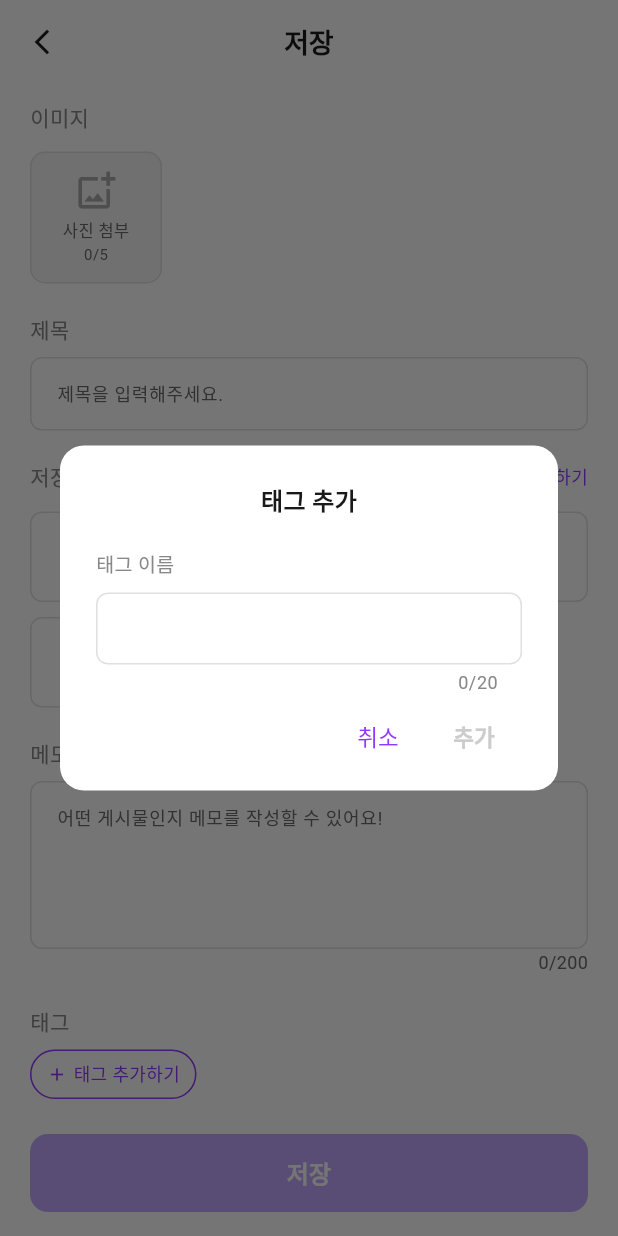
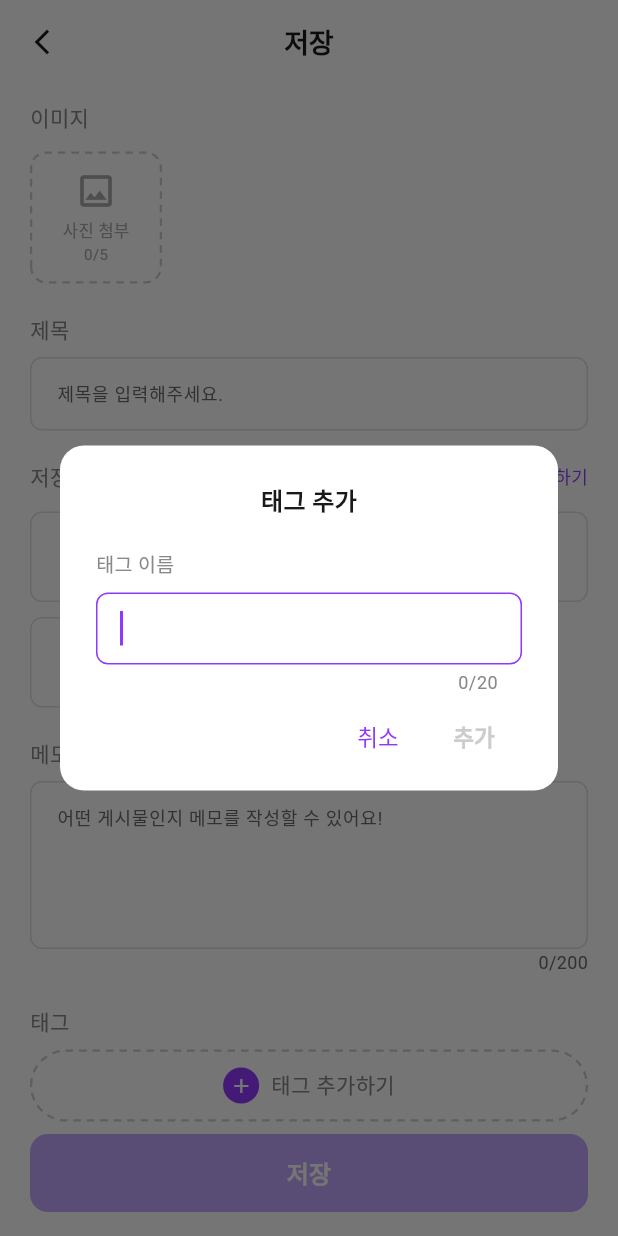
Before and after one commit to Team-Storoo/storoo_client, a Flutter app: the ImageSaveScreen screen opened directly, after a tap on "태그 추가하기", on a phone screen of 412 x 824 dp. Run offline on Flutter 3.47's test engine with Material 3 defaults, Android fonts, the phone set to English and light mode, and no system bars; our stand-ins replace image_picker, isar, shared_preferences; accounts and stored records are empty; generated files the repository leaves out were written again; Roboto replaces fonts that are missing (Pretendard); project files that could hold a hidden picture were left out.

Commit message:
[Feat] 이미지 저장 기능 추가 및 저장 화면 UI 개선
- image_picker 패키지 추가 (이미지 저장 화면에서 갤러리 사진 첨부 가능)
- 사진 첨부 버튼 → 점선 테두리 스타일로 변경
- 태그 추가 버튼 → 점선 테두리 + 원형 아이콘 스타일로 변경
- 저장 폴더 선택 시 배경 채우기 제거 → 테두리만 강조
- 태그 추가 다이얼로그 열릴 때 키보드 자동 표시

[Build] Android Gradle Plugin 8.7.0 → 8.9.1, Gradle 8.10.2 → 8.13 업그레이드
  (image_picker가 요구하는 AndroidX 의존성 충족을 위해 필수 업그레이드)

누나가 pull 후 해야 할 것:

할 일	설명
① flutter pub get	image_picker 패키지 설치
② Android Studio 업데이트	Meerkat Feature Drop (2024.3.2) 이상 필요<br>Help → Check for Updates
③ 첫 빌드 시 Gradle 8.13 자동 다운로드	수 분 소요, 이후 정상 빌드
(즉, flutter pub get 하면 끝임)

```diff
--- a/lib/screens/save/image/image_save_screen.dart
+++ b/lib/screens/save/image/image_save_screen.dart
@@ -1,9 +1,12 @@
+import 'dart:io';
 import 'package:flutter/material.dart';
+import 'package:image_picker/image_picker.dart';
 import '../../../core/theme/app_colors.dart';
 import '../../../core/theme/app_text_styles.dart';
 import '../../folder/folder_item.dart';
 import '../../folder/widgets/create_folder_dialog.dart';
 import '../save_dummy_data.dart';
+import '../widgets/dashed_border.dart';
 import '../widgets/folder_selector.dart';
 import '../widgets/memo_field.dart';
 import '../widgets/tag_input_row.dart';
@@ -27,18 +30,8 @@ class _ImageSaveScreenState extends State<ImageSaveScreen> {
   String? _selectedFolderId;
   final List<String> _tags = [];
 
-  /// 더미 이미지 목록 (색상 코드로 표현, 최대 5개)
-  final List<Color> _images = [];
+  final List<XFile> _images = [];
   static const int _maxImages = 5;
-
-  /// 더미용 색상 팔레트
-  static const List<Color> _palette = [
-    Color(0xFFB39DDB),
-    Color(0xFF80CBC4),
-    Color(0xFFFFCC80),
-    Color(0xFFEF9A9A),
-    Color(0xFFA5D6A7),
-  ];
 
   bool get _canSave =>
       _images.isNotEmpty &&
@@ -58,11 +51,15 @@ class _ImageSaveScreenState extends State<ImageSaveScreen> {
     super.dispose();
   }
 
-  void _addImage() {
+  void _addImage() async {
     if (_images.length >= _maxImages) return;
-    setState(() {
-      _images.add(_palette[_images.length % _palette.length]);
-    });
+    try {
+      final XFile? file = await ImagePicker().pickImage(
+        source: ImageSource.gallery,
+      );
+      if (file == null || !mounted) return;
+      setState(() => _images.add(file));
+    } catch (_) {}
   }
 
   void _removeImage(int index) {
@@ -224,7 +221,7 @@ class _ImagePickerRow extends StatelessWidget {
     required this.onRemove,
   });
 
-  final List<Color> images;
+  final List<XFile> images;
   final int maxImages;
   final VoidCallback onAdd;
   final ValueChanged<int> onRemove;
@@ -246,29 +243,38 @@ class _ImagePickerRow extends StatelessWidget {
                 width: _itemSize,
                 height: _itemSize,
                 margin: const EdgeInsets.only(right: 10),
-                decoration: BoxDecoration(
-                  color: const Color(0xFFF5F5F5),
-                  borderRadius: BorderRadius.circular(10),
-                  border: Border.all(color: const Color(0xFFE0E0E0)),
+                child: CustomPaint(
+                  painter: DashedBorderPainter(
+                    color: const Color(0xFFCCCCCC),
+                    radius: 10,
                   ),
                   child: Column(
                     mainAxisAlignment: MainAxisAlignment.center,
                     children: [
                       const Icon(
-                      Icons.add_photo_alternate_outlined,
+                        Icons.image_outlined,
                         size: 28,
                         color: Color(0xFFAAAAAA),
                       ),
                       const SizedBox(height: 4),
-                    Text(
+                      const Text(
                         '사진 첨부',
-                      style: AppTextStyles.caption.copyWith(fontSize: 11),
+                        style: TextStyle(
+                          fontFamily: 'Pretendard',
+                          fontSize: 11,
+                          color: Color(0xFFAAAAAA),
+                        ),
                       ),
                       Text(
                         '${images.length}/$maxImages',
-                      style: AppTextStyles.caption.copyWith(fontSize: 10),
+                        style: const TextStyle(
+                          fontFamily: 'Pretendard',
+                          fontSize: 10,
+                          color: Color(0xFFAAAAAA),
+                        ),
                       ),
                     ],
+                  ),
                 ),
               ),
             ),
@@ -276,7 +282,7 @@ class _ImagePickerRow extends StatelessWidget {
           // 첨부된 이미지 썸네일
           ...images.asMap().entries.map(
             (e) => _ImageThumbnail(
-              color: e.value,
+              image: e.value,
               index: e.key,
               onRemove: () => onRemove(e.key),
             ),
@@ -289,12 +295,12 @@ class _ImagePickerRow extends StatelessWidget {
 
 class _ImageThumbnail extends StatelessWidget {
   const _ImageThumbnail({
-    required this.color,
+    required this.image,
     required this.index,
     required this.onRemove,
   });
 
-  final Color color;
+  final XFile image;
   final int index;
   final VoidCallback onRemove;
 
@@ -308,19 +314,12 @@ class _ImageThumbnail extends StatelessWidget {
         width: _size,
         height: _size,
         margin: const EdgeInsets.only(right: 10),
-        decoration: BoxDecoration(
-          color: color,
+        child: ClipRRect(
           borderRadius: BorderRadius.circular(10),
-        ),
           child: Stack(
+            fit: StackFit.expand,
             children: [
-            Center(
-              child: Icon(
-                Icons.image,
-                size: 32,
-                color: Colors.white.withOpacity(0.7),
-              ),
-            ),
+              Image.file(File(image.path), fit: BoxFit.cover),
               Positioned(
                 top: 4,
                 right: 4,
@@ -333,11 +332,16 @@ class _ImageThumbnail extends StatelessWidget {
                       color: Colors.black.withOpacity(0.5),
                       shape: BoxShape.circle,
                     ),
-                  child: const Icon(Icons.close, size: 13, color: Colors.white),
+                    child: const Icon(
+                      Icons.close,
+                      size: 13,
+                      color: Colors.white,
+                    ),
                   ),
                 ),
               ),
             ],
+          ),
         ),
       ),
     );
--- /dev/null
+++ b/lib/screens/save/widgets/dashed_border.dart
@@ -0,0 +1,59 @@
+import 'package:flutter/material.dart';
+
+/// 점선(dashed) 테두리를 그리는 CustomPainter
+///
+/// CustomPaint의 painter로 사용하면 위젯 크기에 맞게 점선 rounded-rect 테두리를 그린다.
+class DashedBorderPainter extends CustomPainter {
+  const DashedBorderPainter({
+    required this.color,
+    this.radius = 16.0,
+    this.dashLength = 5.0,
+    this.dashSpace = 4.0,
+    this.strokeWidth = 1.5,
+  });
+
+  final Color color;
+  final double radius;
+  final double dashLength;
+  final double dashSpace;
+  final double strokeWidth;
+
+  @override
+  void paint(Canvas canvas, Size size) {
+    final paint =
+        Paint()
+          ..color = color
+          ..strokeWidth = strokeWidth
+          ..style = PaintingStyle.stroke;
+
+    final path =
+        Path()..addRRect(
+          RRect.fromRectAndRadius(
+            Rect.fromLTWH(
+              strokeWidth / 2,
+              strokeWidth / 2,
+              size.width - strokeWidth,
+              size.height - strokeWidth,
+            ),
+            Radius.circular(radius),
+          ),
+        );
+
+    for (final metric in path.computeMetrics()) {
+      double distance = 0;
+      while (distance < metric.length) {
+        canvas.drawPath(
+          metric.extractPath(distance, distance + dashLength),
+          paint,
+        );
+        distance += dashLength + dashSpace;
+      }
+    }
+  }
+
+  @override
+  bool shouldRepaint(covariant DashedBorderPainter old) =>
+      old.color != color ||
+      old.radius != radius ||
+      old.strokeWidth != strokeWidth;
+}
--- a/lib/screens/save/widgets/folder_selector.dart
+++ b/lib/screens/save/widgets/folder_selector.dart
@@ -81,7 +81,7 @@ class FolderSelector extends StatelessWidget {
                 alignment: Alignment.center,
                 padding: const EdgeInsets.symmetric(horizontal: 8),
                 decoration: BoxDecoration(
-                  color: isSelected ? AppColors.primaryLight : Colors.white,
+                  color: Colors.white,
                   borderRadius: BorderRadius.circular(8),
                   border: Border.all(
                     color:
@@ -97,9 +97,7 @@ class FolderSelector extends StatelessWidget {
                     fontFamily: 'Pretendard',
                     fontSize: 14,
                     fontWeight: FontWeight.w500,
-                  ).copyWith(
-                    color: isSelected ? AppColors.primary : AppColors.textPrimary,
-                  ),
+                  ).copyWith(color: AppColors.textPrimary),
                   overflow: TextOverflow.ellipsis,
                 ),
               ),
--- a/lib/screens/save/widgets/tag_input_row.dart
+++ b/lib/screens/save/widgets/tag_input_row.dart
@@ -1,6 +1,7 @@
 import 'package:flutter/material.dart';
 import '../../../core/theme/app_colors.dart';
 import '../../../core/theme/app_text_styles.dart';
+import 'dashed_border.dart';
 
 /// 태그 입력 위젯
 /// - 추가된 태그 chip 목록 표시 (삭제 가능)
@@ -36,16 +37,25 @@ class TagInputRow extends StatelessWidget {
           ),
         ),
         const SizedBox(height: 8),
+        if (tags.isNotEmpty) ...[
           Wrap(
             spacing: 8,
             runSpacing: 8,
-          children: [
-            ...tags.asMap().entries.map(
-              (e) => _TagChip(label: e.value, onRemove: () => onRemove(e.key)),
+            children:
+                tags
+                    .asMap()
+                    .entries
+                    .map(
+                      (e) => _TagChip(
+                        label: e.value,
+                        onRemove: () => onRemove(e.key),
                       ),
+                    )
+                    .toList(),
+          ),
+          const SizedBox(height: 8),
+        ],
         _AddTagChip(onTap: onAdd),
-          ],
-        ),
       ],
     );
   }
@@ -95,26 +105,36 @@ class _AddTagChip extends StatelessWidget {
   Widget build(BuildContext context) {
     return GestureDetector(
       onTap: onTap,
-      child: Container(
-        padding: const EdgeInsets.symmetric(horizontal: 10, vertical: 6),
-        decoration: BoxDecoration(
-          color: Colors.white,
-          borderRadius: BorderRadius.circular(20),
-          border: Border.all(color: AppColors.primary),
+      child: CustomPaint(
+        painter: DashedBorderPainter(
+          color: const Color(0xFFCCCCCC),
+          radius: 24,
         ),
+        child: Padding(
+          padding: const EdgeInsets.symmetric(vertical: 12, horizontal: 16),
           child: Row(
-          mainAxisSize: MainAxisSize.min,
+            mainAxisAlignment: MainAxisAlignment.center,
             children: [
-            const Icon(Icons.add, size: 14, color: AppColors.primary),
-            const SizedBox(width: 4),
-            Text(
+              Container(
+                width: 24,
+                height: 24,
+                decoration: const BoxDecoration(
+                  color: AppColors.primary,
+                  shape: BoxShape.circle,
+                ),
+                child: const Icon(Icons.add, size: 16, color: Colors.white),
+              ),
+              const SizedBox(width: 8),
+              const Text(
                 '태그 추가하기',
-              style: AppTextStyles.caption.copyWith(
-                color: AppColors.primary,
-                fontWeight: FontWeight.w500,
+                style: TextStyle(
+                  fontFamily: 'Pretendard',
+                  fontSize: 14,
+                  color: Color(0xFF888888),
                 ),
               ),
             ],
+          ),
         ),
       ),
     );
@@ -180,8 +200,14 @@ class _TagAddDialogState extends State<TagAddDialog> {
             const SizedBox(height: 8),
             TextField(
               controller: _ctrl,
+              autofocus: true,
               maxLength: _maxLength,
               onChanged: (_) => setState(() {}),
+              onSubmitted: (_) {
+                if (_ctrl.text.trim().isNotEmpty) {
+                  Navigator.of(context).pop(_ctrl.text.trim());
+                }
+              },
               style: const TextStyle(fontFamily: 'Pretendard', fontSize: 15),
               decoration: InputDecoration(
                 counterText: '${_ctrl.text.length}/$_maxLength',
--- a/pubspec.yaml
+++ b/pubspec.yaml
@@ -41,6 +41,7 @@ dependencies:
   isar_flutter_libs: ^3.1.0
   path_provider: ^2.1.5
   shared_preferences: ^2.3.3
+  image_picker: ^1.0.7
   cupertino_icons: ^1.0.8
 
 
```
Also changed, not shown: pubspec.lock, 7 other files. Lines whose indentation alone changed are shown as unchanged.
